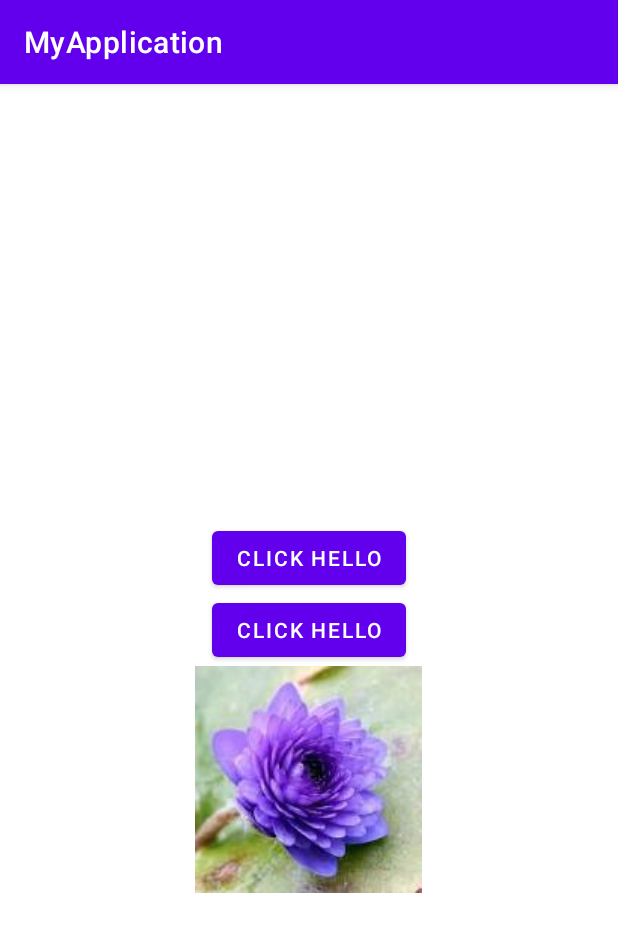
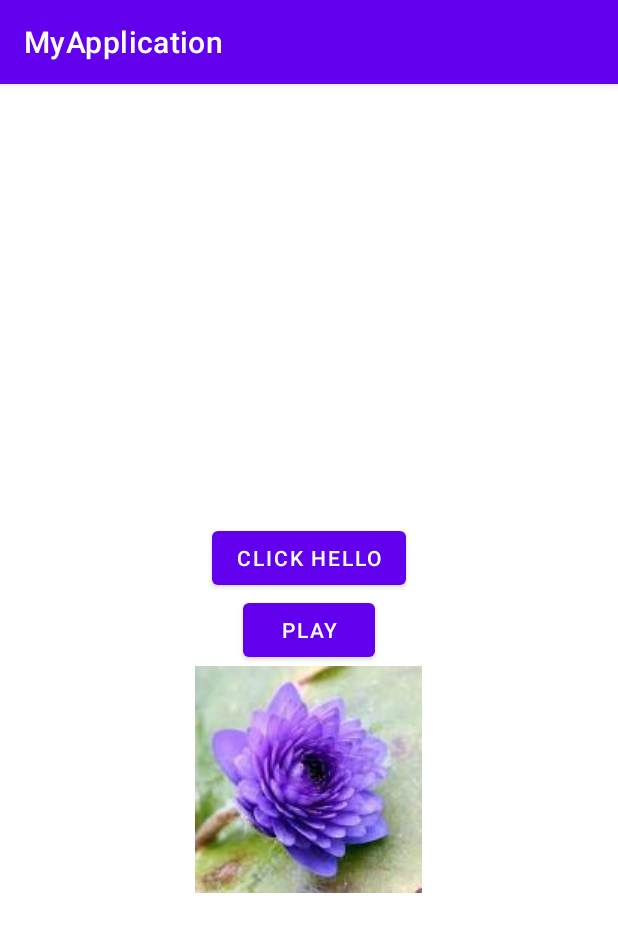
Before and after one commit to hennapusa/Android-javaOhjelmointi, an Android app: the screen it shows after launch (MainActivity), after a tap on "CLICK HELLO", on a phone screen of 412 x 824 dp. Shown: the top 932 px of the screen. Run offline under Robolectric (Android 15) with nearby library versions, the light colour scheme and no system bars.

Commit message:
pelijutut lisätty

```diff
--- a/app/src/main/AndroidManifest.xml
+++ b/app/src/main/AndroidManifest.xml
@@ -14,8 +14,9 @@
         android:theme="@style/Theme.MyApplication"
         tools:targetApi="31">
         <activity
-            android:name=".Pelidemo"
-            android:exported="false" />
+            android:name=".Guess"
+            android:exported="true"
+            android:parentActivityName=".MainActivity"/>
         <activity
             android:name=".MainActivity"
             android:exported="true">
--- a/app/src/main/java/com/example/myapplication/MainActivity.java
+++ b/app/src/main/java/com/example/myapplication/MainActivity.java
@@ -1,5 +1,6 @@
 package com.example.myapplication;
 
+import android.content.Intent;
 import android.os.Bundle;
 import android.util.Log;
 import android.view.View;
@@ -26,16 +27,34 @@ public class MainActivity extends AppCompatActivity {
 
             public void onClick(View v) {
 
+                handleClickEvents(v);
+
+                }
+        });
+        gameButton = findViewById(R.id.gameButton);
+        gameButton.setOnClickListener(new View.OnClickListener() {
+            @Override
+            public void onClick(View view) {
+
+                handleClickEvents(view);
+            }
+        });
+
+    }
+    public void handleClickEvents(View v){
+        switch(v.getId()){
+            case R.id.gameButton:
+                Intent i= new Intent(this,Guess.class);
+                startActivity(i);
+
+                break;
+
+            case R.id.hello_button:
                 if (welcomeTextView.getVisibility() == View.VISIBLE)
                     welcomeTextView.setVisibility(View.INVISIBLE);
 
                 else if(welcomeTextView.getVisibility() == View.INVISIBLE)
-                welcomeTextView.setVisibility(View.VISIBLE);
-
-
-                }
-
-
-        });
+                    welcomeTextView.setVisibility(View.VISIBLE);
+        }
     }
 }
--- a/app/src/main/res/layout/activity_pelidemo.xml
+++ b/app/src/main/res/layout/activity_guess.xml
@@ -4,6 +4,7 @@
     xmlns:tools="http://schemas.android.com/tools"
     android:layout_width="match_parent"
     android:layout_height="match_parent"
-    tools:context=".Pelidemo">
+    tools:context=".Guess">
+
 
 </androidx.constraintlayout.widget.ConstraintLayout>
--- a/app/src/main/res/layout/activity_main.xml
+++ b/app/src/main/res/layout/activity_main.xml
@@ -26,7 +26,7 @@
         android:id="@+id/gameButton"
         android:layout_width="wrap_content"
         android:layout_height="wrap_content"
-        android:text="@string/helloBtn_text" />
+        android:text="play" />
 
     <ImageView
         android:id="@+id/imageView"
--- a/app/src/main/res/values/strings.xml
+++ b/app/src/main/res/values/strings.xml
@@ -2,4 +2,5 @@
     <string name="app_name">MyApplication</string>
     <string name="helloBtn_text">Click Hello</string>
     <string name="hello_text">Hello Word!</string>
+    <string name="gameButton">Play</string>
 </resources>
```
Also changed, not shown: app/src/main/java/com/example/myapplication/Guess.java (renamed from app/src/main/java/com/example/myapplication/Pelidemo.java, +5 -4 lines), 1 other file.
